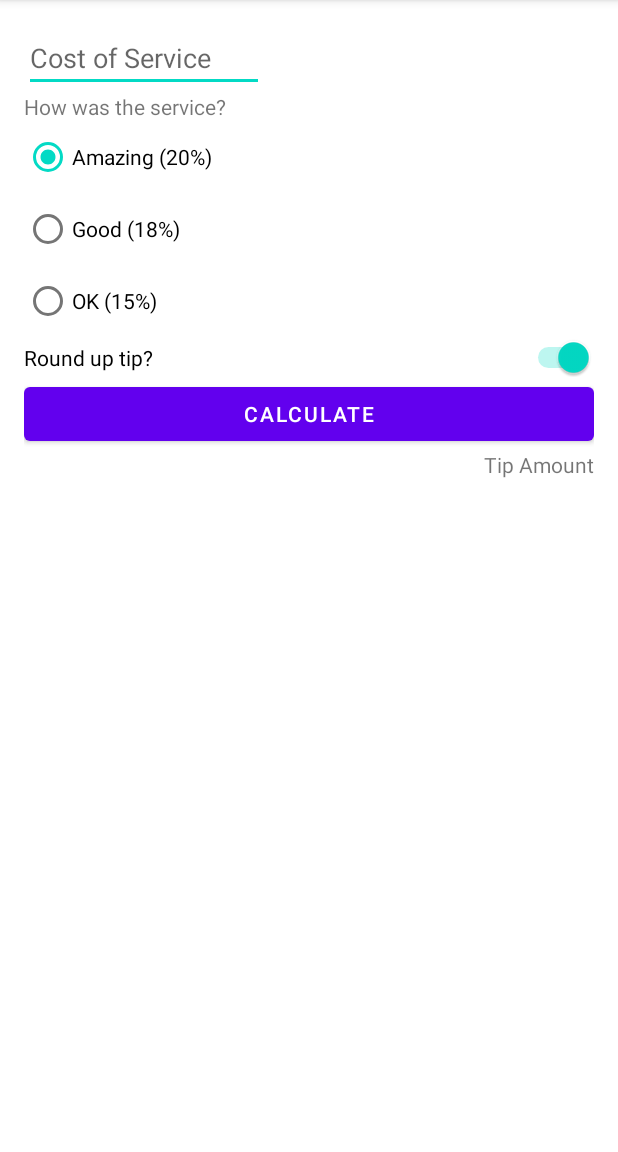
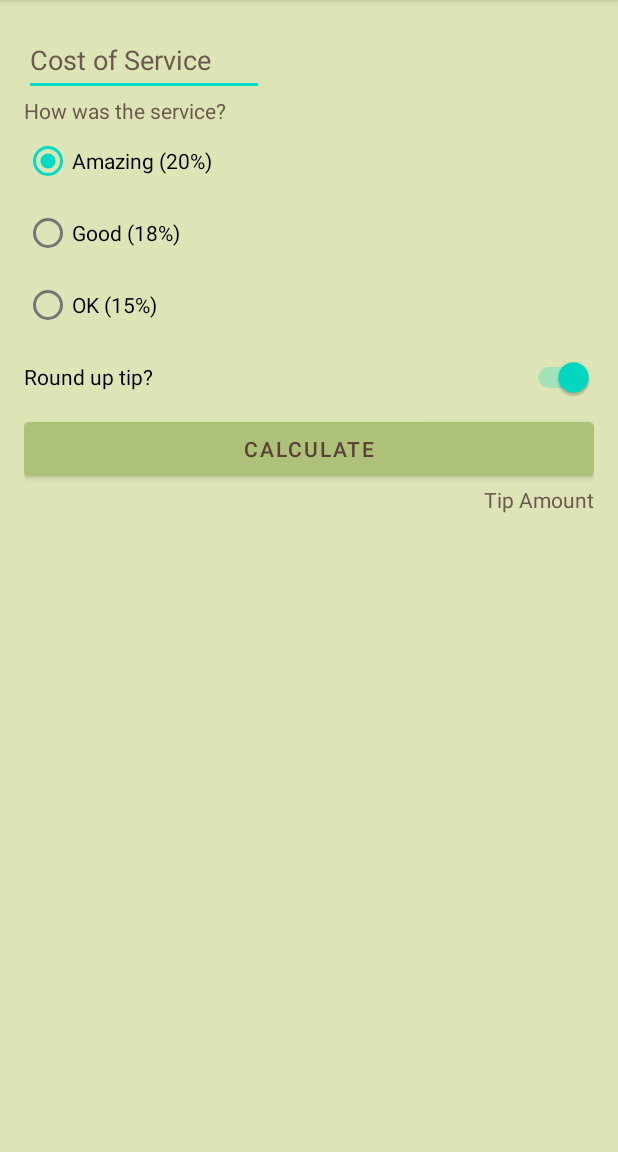
Before and after one commit to RichoHa/android.tiptime.app, an Android app: the screen it shows after launch (MainActivity), on a phone screen of 412 x 824 dp, the part 84-1236 px from its top. Run offline under Robolectric (Android 15) with nearby library versions, the phone set to English and light mode, and no system bars.

Commit message:
added a bit of color

```diff
--- a/app/src/main/res/layout/activity_main.xml
+++ b/app/src/main/res/layout/activity_main.xml
@@ -5,27 +5,31 @@
     android:layout_width="match_parent"
     android:layout_height="match_parent"
     android:padding="16dp"
-    tools:context=".MainActivity">
+    tools:context=".MainActivity"
+    android:background="@color/light_green">
 
     <EditText
+        android:id="@+id/cost_of_service"
+        android:layout_width="160dp"
+
+        android:layout_height="wrap_content"
+        android:autofillHints=""
+        android:hint="@string/cost_of_service"
+        android:inputType="numberDecimal"
+        android:minHeight="48dp"
+        android:textColorHint="@color/dark_brown"
         app:layout_constraintStart_toStartOf="parent"
-        app:layout_constraintTop_toTopOf="parent"
-
-        android:id="@+id/cost_of_service"
-        android:layout_height="wrap_content"
-        android:layout_width="160dp"
-        android:inputType="numberDecimal"
-        android:hint="@string/cost_of_service"
-        android:autofillHints="" />
+        app:layout_constraintTop_toTopOf="parent" />
 
     <TextView
-        app:layout_constraintStart_toStartOf="parent"
-        app:layout_constraintTop_toBottomOf="@id/cost_of_service"
-
         android:id="@+id/service_question"
         android:layout_width="wrap_content"
+
         android:layout_height="wrap_content"
-        android:text="@string/how_was_the_service"/>
+        android:text="@string/how_was_the_service"
+        android:textColor="@color/dark_brown"
+        app:layout_constraintStart_toStartOf="parent"
+        app:layout_constraintTop_toBottomOf="@id/cost_of_service" />
 
     <RadioGroup
         app:layout_constraintTop_toBottomOf="@id/service_question"
@@ -57,34 +61,38 @@
     </RadioGroup>
 
     <Switch
-        app:layout_constraintTop_toBottomOf="@id/tip_options"
-        app:layout_constraintStart_toStartOf="parent"
-        app:layout_constraintEnd_toEndOf="parent"
-
         android:id="@+id/round_up_tip"
         android:layout_width="0dp"
         android:layout_height="wrap_content"
+
+        android:checked="true"
+        android:minHeight="48dp"
         android:text="@string/round_up_tip"
-        android:checked="true"
+        app:layout_constraintEnd_toEndOf="parent"
+        app:layout_constraintStart_toStartOf="parent"
+        app:layout_constraintTop_toBottomOf="@id/tip_options"
         tools:ignore="UseSwitchCompatOrMaterialXml" />
 
     <Button
-        app:layout_constraintTop_toBottomOf="@id/round_up_tip"
-        app:layout_constraintStart_toStartOf="parent"
-        app:layout_constraintEnd_toEndOf="parent"
-
         android:id="@+id/calculate_button"
         android:layout_width="0dp"
         android:layout_height="wrap_content"
-        android:text="@string/calculate" />
+
+        android:backgroundTint="@color/dark_green"
+        android:text="@string/calculate"
+        android:textColor="#5D4037"
+        app:layout_constraintEnd_toEndOf="parent"
+        app:layout_constraintStart_toStartOf="parent"
+        app:layout_constraintTop_toBottomOf="@id/round_up_tip" />
 
     <TextView
-        app:layout_constraintEnd_toEndOf="parent"
-        app:layout_constraintTop_toBottomOf="@id/calculate_button"
-
         android:id="@+id/tip_result"
         android:layout_width="wrap_content"
+
         android:layout_height="wrap_content"
-        android:text="@string/tip_amount" />
+        android:text="@string/tip_amount"
+        android:textColor="@color/dark_brown"
+        app:layout_constraintEnd_toEndOf="parent"
+        app:layout_constraintTop_toBottomOf="@id/calculate_button" />
 
 </androidx.constraintlayout.widget.ConstraintLayout>
--- a/app/src/main/res/values/colors.xml
+++ b/app/src/main/res/values/colors.xml
@@ -7,4 +7,8 @@
     <color name="teal_700">#FF018786</color>
     <color name="black">#FF000000</color>
     <color name="white">#FFFFFFFF</color>
+    <color name="light_green">#dde5b6</color>
+    <color name="dark_green">#adc178</color>
+    <color name="brown">#a98467</color>
+    <color name="dark_brown">#6c584c</color>
 </resources>
```
